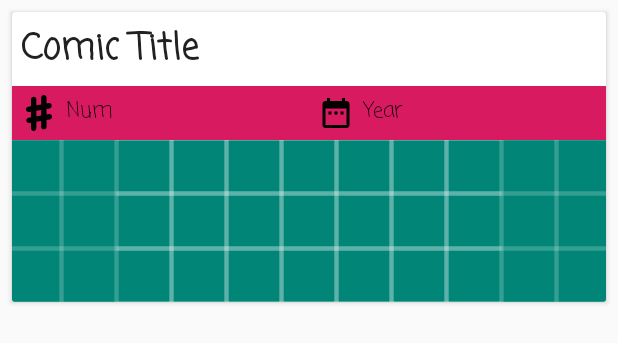
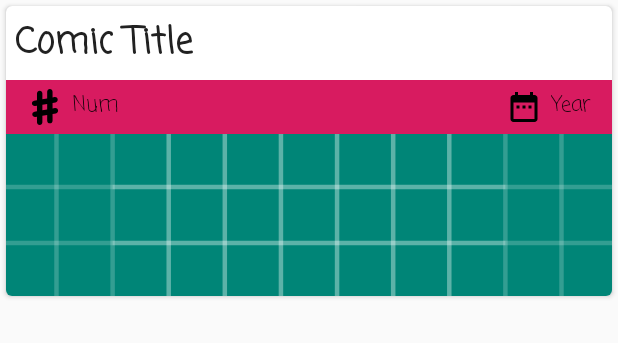
Before and after one commit to fireflyfif/shortcut-android-challenge, an Android app: the layout comic_item.xml on its own in the app's theme, with its tools: preview values and no code run, on a phone screen of 412 x 824 dp. Shown: the top 343 px of the screen. Run offline under Robolectric (Android 15) with nearby library versions, the phone set to English and light mode, and no system bars.

Commit message:
continue work on the bottom navigation, style layouts

```diff
--- a/app/src/main/java/com/example/android/myxkcdcomics/ui/comicsfragment/adapters/ComicsListAdapter.java
+++ b/app/src/main/java/com/example/android/myxkcdcomics/ui/comicsfragment/adapters/ComicsListAdapter.java
@@ -61,6 +61,8 @@ public class ComicsListAdapter extends PagedListAdapter<CurrentXkcdComic, Recycl
         TextView comicNumber;
         @BindView(R.id.comic_image)
         ImageView comicImage;
+        @BindView(R.id.comic_year)
+        TextView comicYear;
 
         public ComicItemViewHolder(@NonNull View itemView) {
             super(itemView);
@@ -75,6 +77,9 @@ public class ComicsListAdapter extends PagedListAdapter<CurrentXkcdComic, Recycl
             String comicTitleSting = currentComic.getTitle();
             comicTitle.setText(comicTitleSting);
 
+            String comicYearString = currentComic.getYear();
+            comicYear.setText(comicYearString);
+
             String comicImgUrl = currentComic.getImg();
             Picasso.get()
                     .load(comicImgUrl)
--- a/app/src/main/res/layout/activity_main.xml
+++ b/app/src/main/res/layout/activity_main.xml
@@ -11,8 +11,7 @@
     <android.support.design.widget.AppBarLayout
         android:id="@+id/appbar_main"
         android:layout_width="match_parent"
-        android:layout_height="wrap_content"
-        android:theme="@style/Theme.AppCompat.DayNight">
+        android:layout_height="wrap_content">
 
         <android.support.v7.widget.Toolbar
             android:id="@+id/toolbar"
@@ -28,6 +27,7 @@
         android:id="@+id/content_view_pager"
         android:layout_width="match_parent"
         android:layout_height="match_parent"
+        android:background="@color/colorBackground"
         app:layout_behavior="@string/appbar_scrolling_view_behavior" />
 
     <com.aurelhubert.ahbottomnavigation.AHBottomNavigation
--- a/app/src/main/res/layout/comic_item.xml
+++ b/app/src/main/res/layout/comic_item.xml
@@ -4,7 +4,8 @@
     xmlns:tools="http://schemas.android.com/tools"
     android:layout_width="match_parent"
     android:layout_height="wrap_content"
-    android:layout_margin="8dp"
+    android:layout_margin="4dp"
+    app:cardCornerRadius="4dp"
     tools:context=".ui.MainActivity">
 
     <LinearLayout
@@ -22,9 +23,10 @@
             app:fontFamily="casual"
             tools:text="Comic Title" />
 
-        <LinearLayout
+        <android.support.constraint.ConstraintLayout
             android:layout_width="match_parent"
             android:layout_height="wrap_content"
+            android:layout_gravity="center_vertical"
             android:background="@color/colorAccent"
             android:gravity="center"
             android:orientation="horizontal">
@@ -33,6 +35,10 @@
                 android:id="@+id/comic_number"
                 android:layout_width="0dp"
                 android:layout_height="wrap_content"
+                android:layout_marginStart="8dp"
+                android:layout_marginLeft="8dp"
+                android:layout_marginEnd="8dp"
+                android:layout_marginRight="8dp"
                 android:layout_weight="1"
                 android:drawableStart="@drawable/ic_number_sign"
                 android:drawableLeft="@drawable/ic_number_sign"
@@ -40,12 +46,18 @@
                 android:padding="6dp"
                 android:textAppearance="@style/TextAppearance.AppCompat"
                 app:fontFamily="casual"
+                app:layout_constraintBottom_toBottomOf="parent"
+                app:layout_constraintEnd_toStartOf="@+id/comic_year"
+                app:layout_constraintStart_toStartOf="parent"
+                app:layout_constraintTop_toTopOf="parent"
                 tools:text="Num" />
 
             <TextView
                 android:id="@+id/comic_year"
                 android:layout_width="0dp"
                 android:layout_height="wrap_content"
+                android:layout_marginEnd="8dp"
+                android:layout_marginRight="8dp"
                 android:layout_weight="1"
                 android:drawableStart="@drawable/ic_date_range_black_24dp"
                 android:drawableLeft="@drawable/ic_date_range_black_24dp"
@@ -53,9 +65,12 @@
                 android:padding="6dp"
                 android:textAppearance="@style/TextAppearance.AppCompat"
                 app:fontFamily="casual"
+                app:layout_constraintBottom_toBottomOf="parent"
+                app:layout_constraintEnd_toEndOf="parent"
+                app:layout_constraintTop_toTopOf="parent"
                 tools:text="Year" />
 
-        </LinearLayout>
+        </android.support.constraint.ConstraintLayout>
 
         <ImageView
             android:id="@+id/comic_image"
--- a/app/src/main/res/values/colors.xml
+++ b/app/src/main/res/values/colors.xml
@@ -3,4 +3,6 @@
     <color name="colorPrimary">#008577</color>
     <color name="colorPrimaryDark">#00574B</color>
     <color name="colorAccent">#D81B60</color>
+    <color name="colorWhite">#FFFFFF</color>
+    <color name="colorBackground">#eeeeee</color>
 </resources>
--- a/app/src/main/res/values/strings.xml
+++ b/app/src/main/res/values/strings.xml
@@ -1,3 +1,3 @@
 <resources>
-    <string name="app_name">My Application</string>
+    <string name="app_name">My XKCD Comics</string>
 </resources>
```
Also changed, not shown: app/src/main/java/com/example/android/myxkcdcomics/ui/BottomNavAdapter.java (+17 -0 lines), app/src/main/java/com/example/android/myxkcdcomics/ui/MainActivity.java (+51 -1 lines), app/src/main/res/drawable/ic_favorite_black_24dp.xml (added, +9 -0 lines), app/src/main/res/drawable/ic_search_black_24dp.xml (added, +9 -0 lines).
